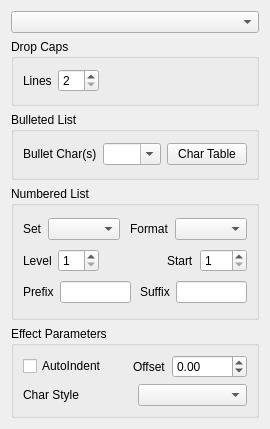
First picture: the form in scribus/ui/propertywidget_pareffectbase.ui, repository scribusproject/scribus, before the edit.
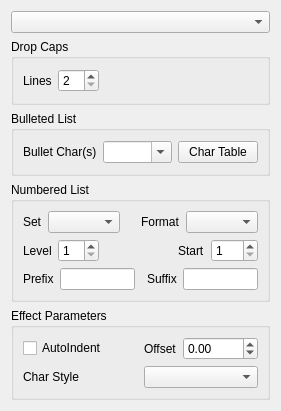
Second picture: the form after the edit. Custom widgets are drawn as their Qt base class.

Commit message: Fixed Bug #8427: Coloured background in a Paragraph or Character style. Only need a good place for a "Paragraph Background" control. This is currently only available in the paragraph style definition dialog.

The edit to the form file:
```diff
--- a/scribus/ui/propertywidget_pareffectbase.ui
+++ b/scribus/ui/propertywidget_pareffectbase.ui
@@ -6,81 +6,18 @@
    <rect>
     <x>0</x>
     <y>0</y>
-    <width>270</width>
-    <height>429</height>
+    <width>281</width>
+    <height>411</height>
    </rect>
   </property>
   <property name="windowTitle">
    <string>Form</string>
   </property>
-  <layout class="QGridLayout" name="gridLayout" columnstretch="0,0">
-   <item row="12" column="0" colspan="2">
-    <widget class="QGroupBox" name="peGroup">
-     <property name="title">
-      <string>Effect Parameters</string>
-     </property>
-     <layout class="QGridLayout" name="gridLayout_4">
-      <item row="6" column="0">
-       <widget class="QLabel" name="peCharStyleLabel">
-        <property name="text">
-         <string>Char Style</string>
-        </property>
-        <property name="buddy">
-         <cstring>peCharStyleCombo</cstring>
-        </property>
-       </widget>
-      </item>
-      <item row="6" column="1">
-       <widget class="CharStyleComboBox" name="peCharStyleCombo"/>
-      </item>
-      <item row="1" column="0" colspan="2">
-       <layout class="QHBoxLayout" name="horizontalLayout_5">
-        <item>
-         <widget class="QCheckBox" name="peIndent">
-          <property name="text">
-           <string>AutoIndent</string>
-          </property>
-         </widget>
-        </item>
-        <item>
-         <spacer name="horizontalSpacer_5">
-          <property name="orientation">
-           <enum>Qt::Horizontal</enum>
-          </property>
-          <property name="sizeHint" stdset="0">
-           <size>
-            <width>40</width>
-            <height>20</height>
-           </size>
-          </property>
-         </spacer>
-        </item>
-        <item>
-         <widget class="QLabel" name="peOffsetLabel">
-          <property name="text">
-           <string>Offset</string>
-          </property>
-          <property name="buddy">
-           <cstring>peOffset</cstring>
-          </property>
-         </widget>
-        </item>
-        <item>
-         <widget class="ScrSpinBox" name="peOffset">
-          <property name="minimum">
-           <double>-3000.000000000000000</double>
-          </property>
-          <property name="maximum">
-           <double>3000.000000000000000</double>
-          </property>
-         </widget>
-        </item>
-       </layout>
-      </item>
-     </layout>
-    </widget>
+  <layout class="QVBoxLayout" name="verticalLayout">
+   <item>
+    <widget class="QComboBox" name="peCombo"/>
    </item>
-   <item row="4" column="0" colspan="2">
+   <item>
     <widget class="QGroupBox" name="dropCapsGroup">
      <property name="title">
       <string>Drop Caps</string>
@@ -119,7 +56,61 @@
      </layout>
     </widget>
    </item>
-   <item row="8" column="0" rowspan="2" colspan="2">
+   <item>
+    <widget class="QGroupBox" name="bullGroup">
+     <property name="title">
+      <string>Bulleted List</string>
+     </property>
+     <layout class="QGridLayout" name="gridLayout_3">
+      <item row="0" column="1">
+       <widget class="QComboBox" name="bulletStrEdit">
+        <property name="sizePolicy">
+         <sizepolicy hsizetype="MinimumExpanding" vsizetype="Fixed">
+          <horstretch>0</horstretch>
+          <verstretch>0</verstretch>
+         </sizepolicy>
+        </property>
+        <property name="minimumSize">
+         <size>
+          <width>50</width>
+          <height>0</height>
+         </size>
+        </property>
+        <property name="editable">
+         <bool>true</bool>
+        </property>
+       </widget>
+      </item>
+      <item row="0" column="0">
+       <widget class="QLabel" name="bulletCharLabel">
+        <property name="text">
+         <string>Bullet Char(s)</string>
+        </property>
+        <property name="buddy">
+         <cstring>bulletStrEdit</cstring>
+        </property>
+       </widget>
+      </item>
+      <item row="0" column="2">
+       <widget class="QPushButton" name="bulletCharTableButton">
+        <property name="sizePolicy">
+         <sizepolicy hsizetype="MinimumExpanding" vsizetype="Fixed">
+          <horstretch>0</horstretch>
+          <verstretch>0</verstretch>
+         </sizepolicy>
+        </property>
+        <property name="text">
+         <string>Char Table</string>
+        </property>
+        <property name="checkable">
+         <bool>true</bool>
+        </property>
+       </widget>
+      </item>
+     </layout>
+    </widget>
+   </item>
+   <item>
     <widget class="QGroupBox" name="numGroup">
      <property name="title">
       <string>Numbered List</string>
@@ -273,59 +264,68 @@
      </layout>
     </widget>
    </item>
-   <item row="2" column="0" colspan="2">
-    <widget class="QComboBox" name="peCombo"/>
-   </item>
-   <item row="7" column="0" colspan="2">
-    <widget class="QGroupBox" name="bullGroup">
+   <item>
+    <widget class="QGroupBox" name="peGroup">
      <property name="title">
-      <string>Bulleted List</string>
+      <string>Effect Parameters</string>
      </property>
-     <layout class="QGridLayout" name="gridLayout_3">
-      <item row="0" column="1">
-       <widget class="QComboBox" name="bulletStrEdit">
-        <property name="sizePolicy">
-         <sizepolicy hsizetype="MinimumExpanding" vsizetype="Fixed">
-          <horstretch>0</horstretch>
-          <verstretch>0</verstretch>
-         </sizepolicy>
-        </property>
-        <property name="minimumSize">
-         <size>
-          <width>50</width>
-          <height>0</height>
-         </size>
-        </property>
-        <property name="editable">
-         <bool>true</bool>
-        </property>
-       </widget>
-      </item>
-      <item row="0" column="0">
-       <widget class="QLabel" name="bulletCharLabel">
+     <layout class="QGridLayout" name="gridLayout_4">
+      <item row="6" column="0">
+       <widget class="QLabel" name="peCharStyleLabel">
         <property name="text">
-         <string>Bullet Char(s)</string>
+         <string>Char Style</string>
         </property>
         <property name="buddy">
          <cstring>bulletStrEdit</cstring>
         </property>
        </widget>
       </item>
-      <item row="0" column="2">
-       <widget class="QPushButton" name="bulletCharTableButton">
-        <property name="sizePolicy">
-         <sizepolicy hsizetype="MinimumExpanding" vsizetype="Fixed">
-          <horstretch>0</horstretch>
-          <verstretch>0</verstretch>
-         </sizepolicy>
-        </property>
-        <property name="text">
-         <string>Char Table</string>
-        </property>
-        <property name="checkable">
-         <bool>true</bool>
-        </property>
-       </widget>
+      <item row="6" column="1">
+       <widget class="CharStyleComboBox" name="peCharStyleCombo"/>
+      </item>
+      <item row="1" column="0" colspan="2">
+       <layout class="QHBoxLayout" name="horizontalLayout_5">
+        <item>
+         <widget class="QCheckBox" name="peIndent">
+          <property name="text">
+           <string>AutoIndent</string>
+          </property>
+         </widget>
+        </item>
+        <item>
+         <spacer name="horizontalSpacer_5">
+          <property name="orientation">
+           <enum>Qt::Horizontal</enum>
+          </property>
+          <property name="sizeHint" stdset="0">
+           <size>
+            <width>40</width>
+            <height>20</height>
+           </size>
+          </property>
+         </spacer>
+        </item>
+        <item>
+         <widget class="QLabel" name="peOffsetLabel">
+          <property name="text">
+           <string>Offset</string>
+          </property>
+          <property name="buddy">
+           <cstring>peOffset</cstring>
+          </property>
+         </widget>
+        </item>
+        <item>
+         <widget class="ScrSpinBox" name="peOffset">
+          <property name="minimum">
+           <double>-3000.000000000000000</double>
+          </property>
+          <property name="maximum">
+           <double>3000.000000000000000</double>
+          </property>
+         </widget>
+        </item>
+       </layout>
       </item>
      </layout>
     </widget>
```
Left out of the diff: 6 changed lines with no effect on the pictures. The commit also changes 36 other files.
